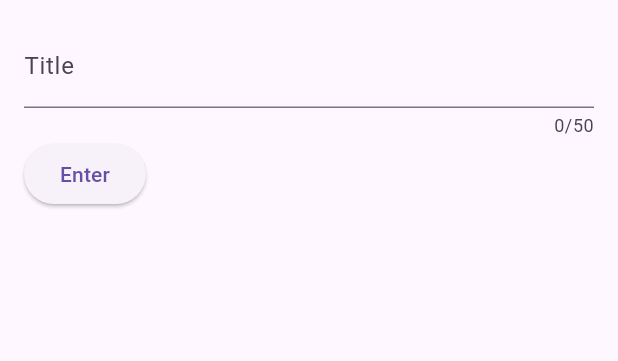
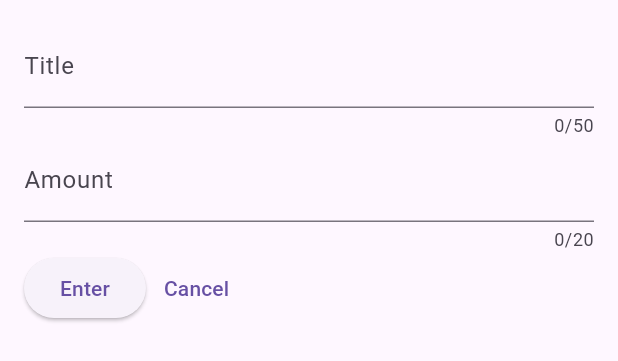
Before and after one commit to K-Mose/Flutter_Udemy_course, a Flutter app: the NewExpense widget shown alone on an empty page, opened directly, on a phone screen of 412 x 824 dp. Shown: the top 361 px of the screen. Run offline on Flutter 3.47's test engine with Material 2 defaults, Android fonts, the phone set to English and light mode, and no system bars; missing offline and left inert: dart:ffi.

Commit message:
Add input Field

```diff
--- a/expense_tracker/lib/widgets/new_expense.dart
+++ b/expense_tracker/lib/widgets/new_expense.dart
@@ -22,12 +22,14 @@ class _NewExpenseState extends State<NewExpense> {
       생성 후 더이상 필오하지 않다면 닫아줘야 함 > dispose 사용
    */
   final _titleController = TextEditingController();
+  final _amountController = TextEditingController();
+
   @override
   void dispose() {
     _titleController.dispose(); // 하지 않는다면 메모리 누수 발생
+    _amountController.dispose();
     super.dispose();
   }
-
 
   @override
   Widget build(BuildContext context) {
@@ -44,6 +46,15 @@ class _NewExpenseState extends State<NewExpense> {
               label: Text("Title")
             ),
           ),
+          TextField(
+            controller: _amountController,
+            maxLength: 20,
+            keyboardType: TextInputType.number,
+            decoration: const InputDecoration(
+              prefixText: "\$ ",
+              label: Text("Amount")
+            ),
+          ),
           Row(
             children: [
               ElevatedButton(
@@ -51,7 +62,10 @@ class _NewExpenseState extends State<NewExpense> {
                   print(_titleController.text);
                 },
                 child: const Text("Enter")
-              )
+              ),
+              TextButton(onPressed: () {
+
+              }, child: const Text("Cancel"))
             ],
           )
         ],
```
